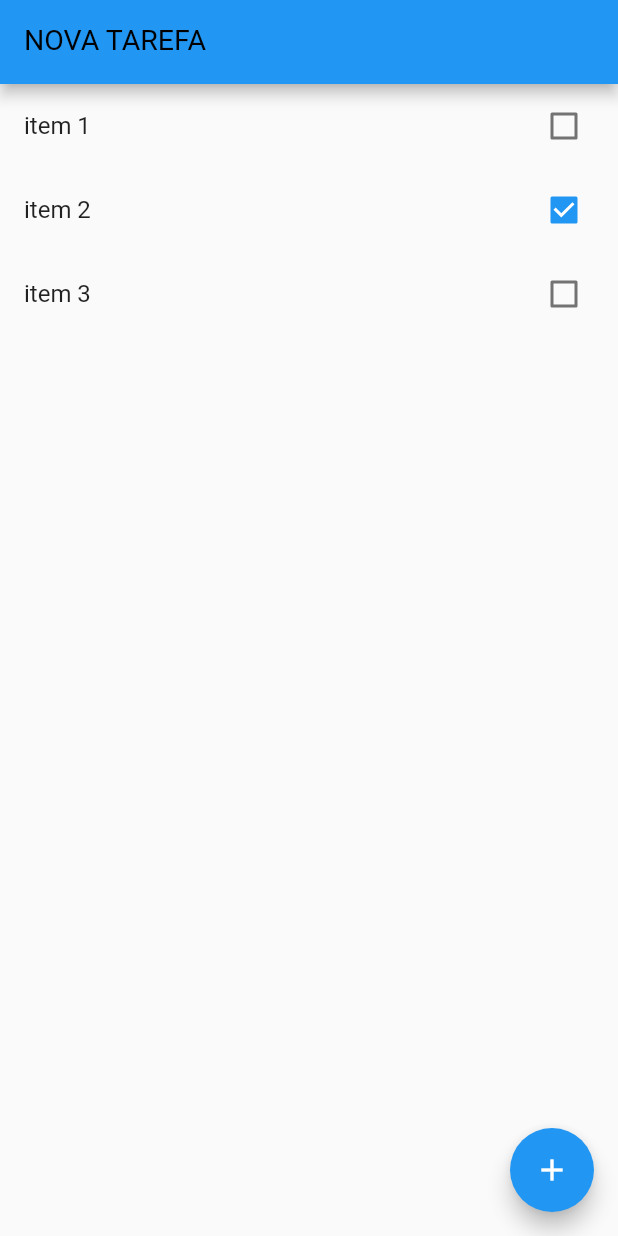
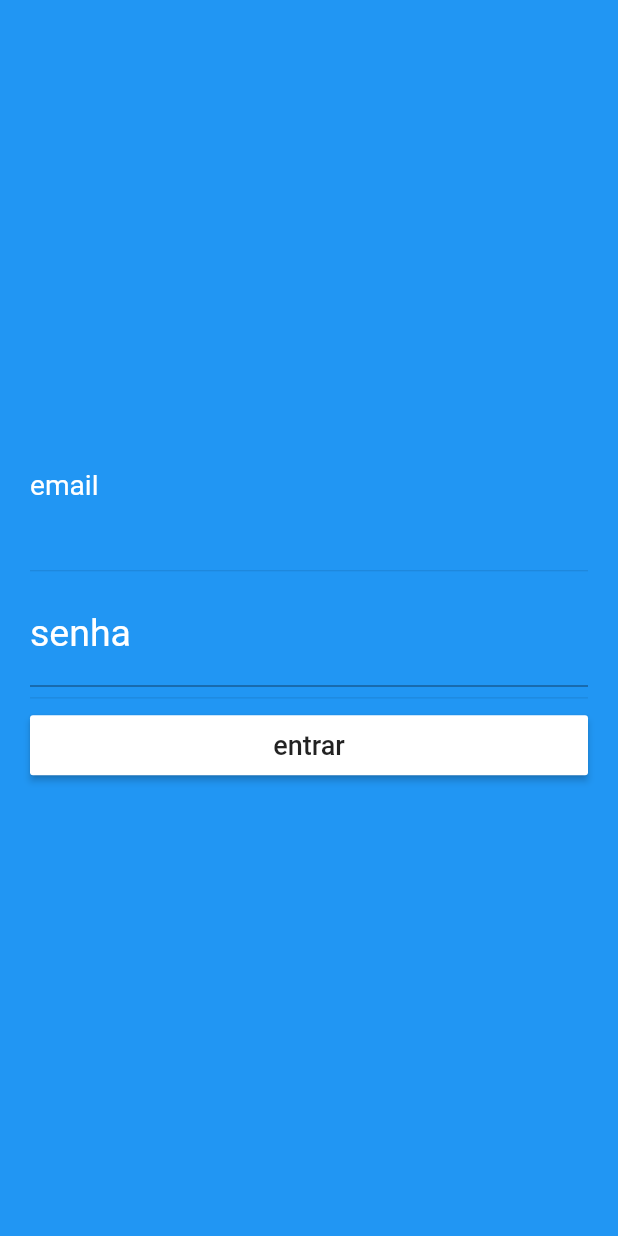
Before and after one commit to luisalgust0/primeiro, a Flutter app: the screen it shows after launch, on a phone screen of 412 x 824 dp. Run offline on Flutter 3.47's test engine with Material 2 defaults, Android fonts, the phone set to English and light mode, and no system bars; our stand-ins replace shared_preferences.

Commit message:
adicionada pagina de login

```diff
--- /dev/null
+++ b/lib/models/pagina.login.dart
@@ -0,0 +1,66 @@
+import 'package:flutter/material.dart';
+
+class Paginalogin extends StatefulWidget {
+  @override
+  _PaginaloginState createState() => _PaginaloginState();
+}
+
+class _PaginaloginState extends State<Paginalogin> {
+  @override
+  Widget build(BuildContext context) {
+    return Scaffold(
+      backgroundColor: Colors.blue,
+      body: Padding(
+        padding: EdgeInsets.all(20),
+        child: Center(
+          child: Column(
+            mainAxisAlignment: MainAxisAlignment.center,
+            crossAxisAlignment: CrossAxisAlignment.stretch,
+            children: [
+              TextFormField(
+                autofocus: true,
+                decoration: InputDecoration(
+                  labelText: 'email',
+                  labelStyle: new TextStyle(
+                    color: Colors.white,
+                    fontSize: 25,
+                  ),
+                ),
+                style: new TextStyle(
+                  color: Colors.white,
+                  fontSize: 20,
+                ),
+                keyboardType: TextInputType.emailAddress,
+              ),
+              Divider(height: 15),
+              TextFormField(
+                autofocus: true,
+                decoration: InputDecoration(
+                  labelText: 'senha',
+                  labelStyle: new TextStyle(
+                    color: Colors.white,
+                    fontSize: 25,
+                  ),
+                ),
+                style: new TextStyle(
+                  color: Colors.white,
+                  fontSize: 20,
+                ),
+                keyboardType: TextInputType.text,
+              ),
+              Divider(height: 15),
+              ButtonTheme(
+                height: 40,
+                child: RaisedButton(
+                  child: Text('entrar', style: TextStyle(fontSize: 18)),
+                  color: Colors.white,
+                  onPressed: () {},
+                ),
+              ),
+            ],
+          ),
+        ),
+      ),
+    );
+  }
+}
--- a/pubspec.yaml
+++ b/pubspec.yaml
@@ -23,11 +23,15 @@ environment:
 dependencies:
   flutter:
     sdk: flutter
+  firebase_core: ^0.4.5
+  firebase_auth: ^0.16.1
+
 
 
   # The following adds the Cupertino Icons font to your application.
   # Use with the CupertinoIcons class for iOS style icons.
   cupertino_icons: ^0.1.3
+  shared_preferences: ^0.5.8
 
 dev_dependencies:
   flutter_test:
```
Also changed, not shown: lib/main.dart (+56 -6 lines), pubspec.lock, 4 other files.
